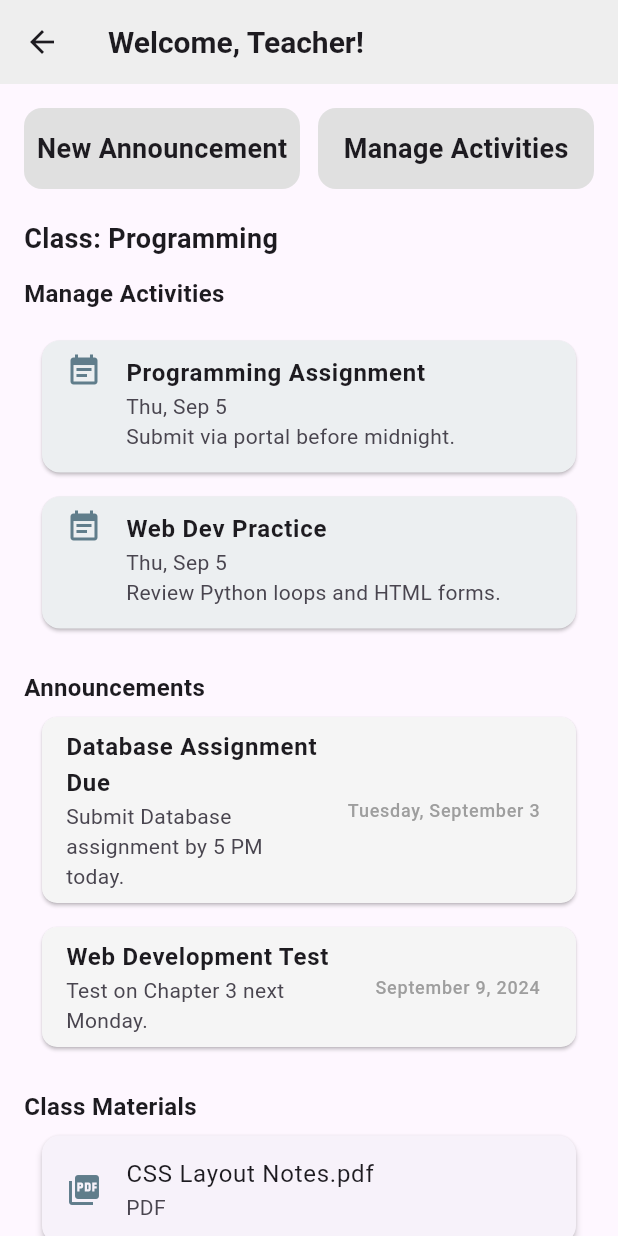
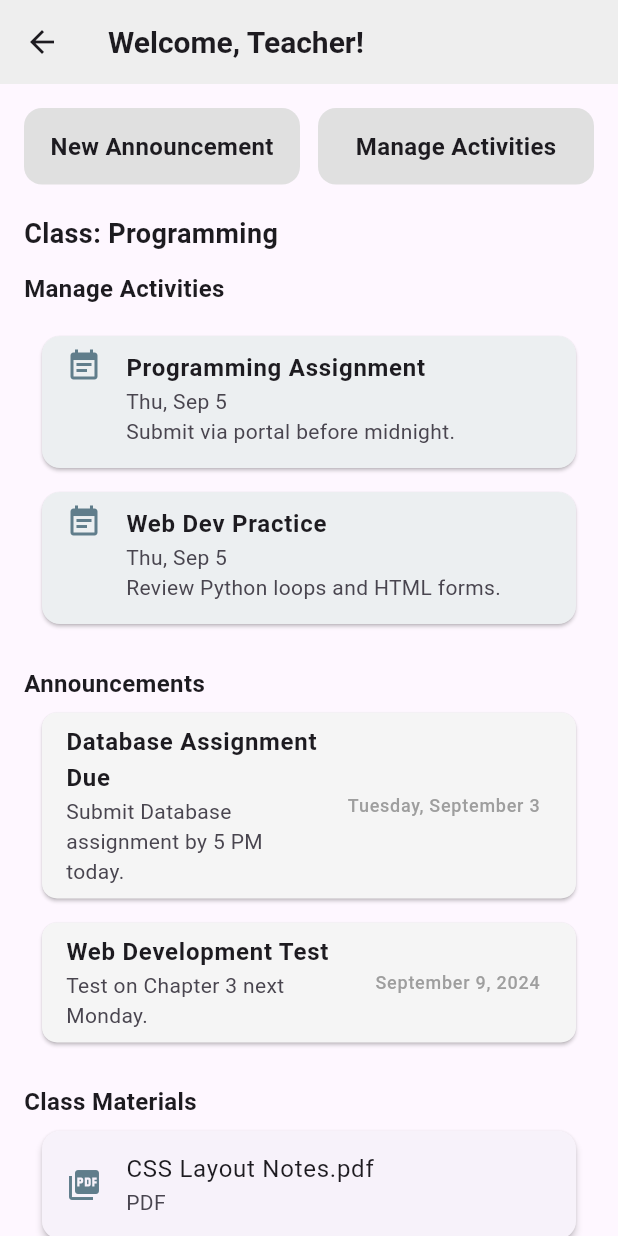
Before and after one commit to AzfarSharifuddin/CScore, a Flutter app: the TeacherDashboard screen opened directly, on a phone screen of 412 x 824 dp. Run offline on Flutter 3.47's test engine with Material 3 defaults, Android fonts, the phone set to English and light mode, and no system bars; our stand-ins replace chewie, cloud_firestore, dio, firebase_auth, firebase_core, open_filex and 1 more; missing offline and left inert: pdfx; accounts and stored records are empty; network calls fail; statements that could not run were skipped.

Commit message:
update104

```diff
--- a/cscore/lib/DashboardModule/Screens/teacher_dashboard.dart
+++ b/cscore/lib/DashboardModule/Screens/teacher_dashboard.dart
@@ -3,6 +3,7 @@ import '../Services/Firestore_services.dart';
 import '../Widgets/Announcement_card.dart';
 import '../Widgets/Materials_card.dart';
 import '../Widgets/Activity_card.dart';
+import '../Screens/create_announcement.dart'; // ✅ Import Create Announcement Page
 
 class TeacherDashboard extends StatelessWidget {
   const TeacherDashboard({super.key});
@@ -26,26 +27,32 @@ class TeacherDashboard extends StatelessWidget {
           crossAxisAlignment: CrossAxisAlignment.start,
           children: [
 
-            /// --- UPDATED BUTTONS (NOW LOOK LIKE CARDS) ---
+            /// --- CUSTOM BUTTON CARDS ---
             Row(
               children: [
                 Expanded(
                   child: GestureDetector(
                     onTap: () {
-                      // TODO: Navigate to Create Announcement Page
+                      // ✅ Navigate to Create Announcement Page
+                      Navigator.push(
+                        context,
+                        MaterialPageRoute(
+                          builder: (context) => const CreateAnnouncementPage(),
+                        ),
+                      );
                     },
                     child: Container(
                       padding: const EdgeInsets.symmetric(vertical: 14),
                       decoration: BoxDecoration(
-                        color: Colors.grey[300],  // Slightly darker
+                        color: Colors.grey[300], // Slightly darker card
                         borderRadius: BorderRadius.circular(12),
                       ),
                       alignment: Alignment.center,
                       child: const Text(
                         "New Announcement",
                         style: TextStyle(
-                          fontSize: 18,
-                          fontWeight: FontWeight.bold, // Same as "Class: Programming"
+                          fontSize: 16,
+                          fontWeight: FontWeight.w600,
                         ),
                       ),
                     ),
@@ -60,15 +67,15 @@ class TeacherDashboard extends StatelessWidget {
                     child: Container(
                       padding: const EdgeInsets.symmetric(vertical: 14),
                       decoration: BoxDecoration(
-                        color: Colors.grey[300], // Same box color
+                        color: Colors.grey[300],
                         borderRadius: BorderRadius.circular(12),
                       ),
                       alignment: Alignment.center,
                       child: const Text(
                         "Manage Activities",
                         style: TextStyle(
-                          fontSize: 18,
-                          fontWeight: FontWeight.bold, // Same font style
+                          fontSize: 16,
+                          fontWeight: FontWeight.w600,
                         ),
                       ),
                     ),
@@ -77,7 +84,7 @@ class TeacherDashboard extends StatelessWidget {
               ],
             ),
             const SizedBox(height: 20),
-            /// -------------------------------------------------
+            /// ----------------------------------------
 
             const Text(
               'Class: Programming',
```
Also changed, not shown: cscore/lib/DashboardModule/Screens/create_announcement.dart (added, +107 -0 lines).
